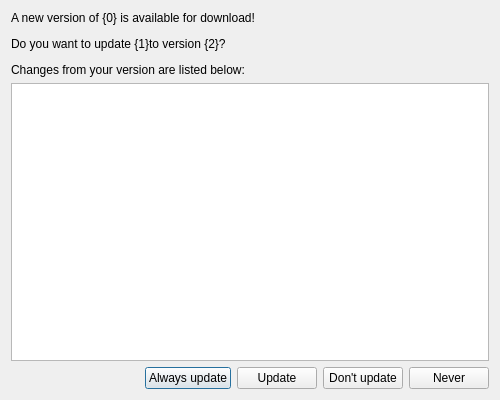
dayjaby/AnkiHub, file AnkiHub/updates.ui: the form before one commit.
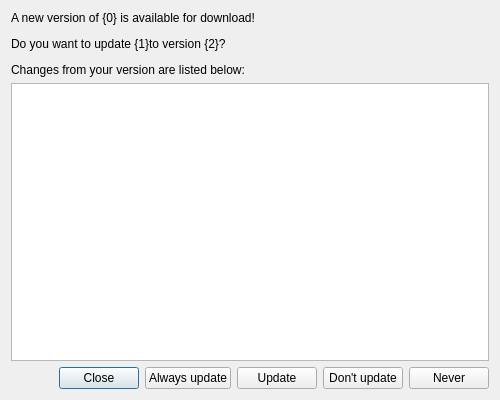
The form after the commit.

Commit message: run updates before Anki starts other addons

Diff of the .ui file:
```diff
--- a/AnkiHub/updates.ui
+++ b/AnkiHub/updates.ui
@@ -45,6 +45,13 @@
        </property>
       </spacer>
      </item>
+     <item>
+      <widget class="QPushButton" name="close">
+       <property name="text">
+        <string>Close</string>
+       </property>
+      </widget>
+     </item>
      <item>
       <widget class="QPushButton" name="always">
        <property name="text">
```
The commit also changes 1 other file.
